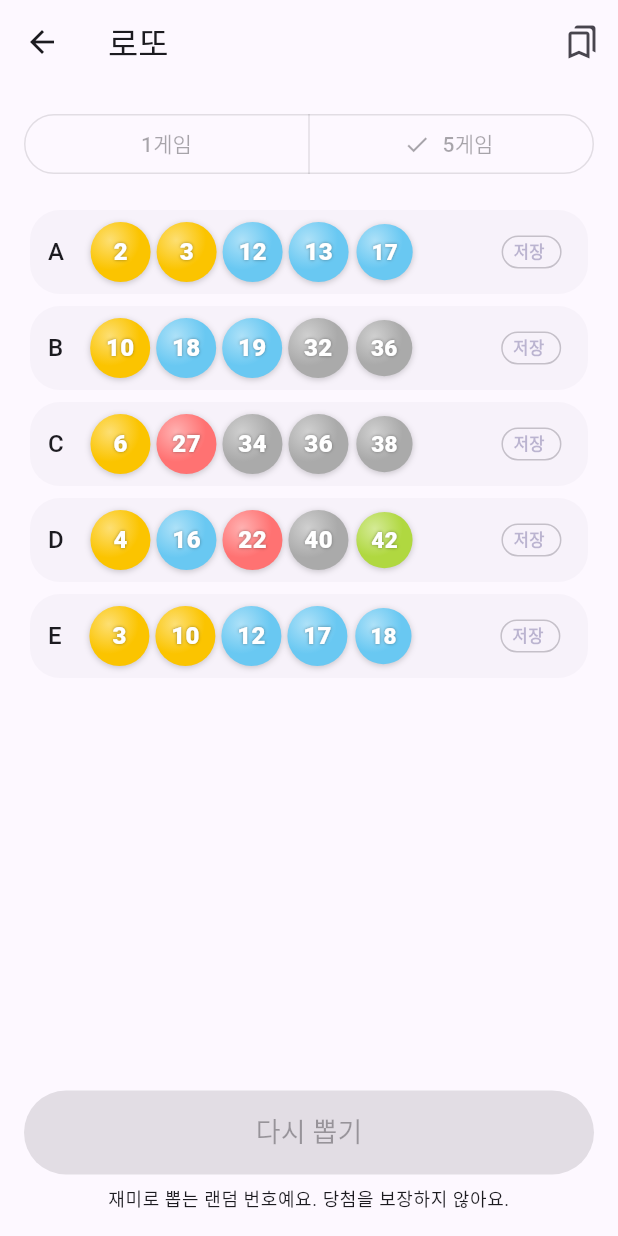
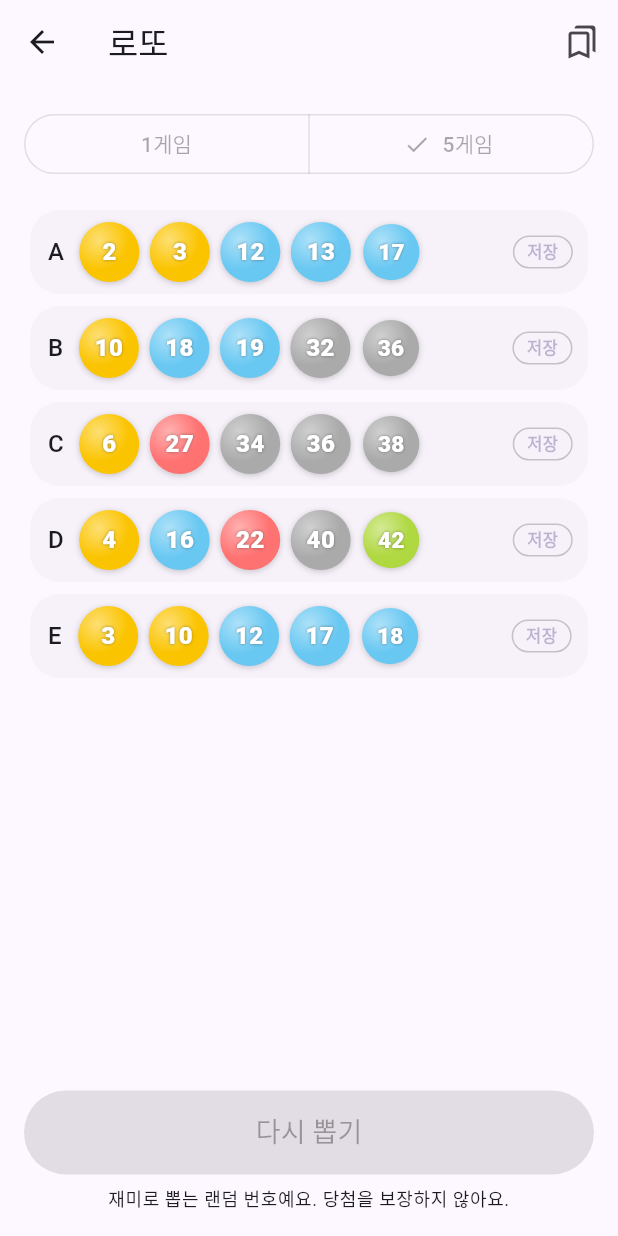
Before and after one commit to shlete/Oppop, a Flutter app: the LottoScreen screen opened directly, after a tap on "5게임", after a tap on "번호 뽑기", on a phone screen of 412 x 824 dp. Run offline on Flutter 3.47's test engine with Material 3 defaults, Android fonts, the phone set to English and light mode, and no system bars; our stand-ins replace flutter_riverpod, google_mobile_ads, shared_preferences; accounts and stored records are empty; network calls fail.

Commit message:
로또: 공 간격 7px, 저장 글씨 가운데 정렬
Co-Authored-By: Claude Opus 5.5 (1M context) <noreply@anthropic.com>
Claude-Session: https://claude.ai/code/session_01UjtEbePFwBpyU2YJRuNUmw

```diff
--- a/lib/features/lotto/lotto_screen.dart
+++ b/lib/features/lotto/lotto_screen.dart
@@ -200,7 +200,7 @@ class _GameRow extends StatelessWidget {
             Expanded(
               child: LayoutBuilder(
                 builder: (context, box) {
-                  const gap = 4.0;
+                  const gap = 7.0;
                   // 공과 저장 버튼 사이는 공 간격보다 넓게 띄운다.
                   const saveGap = 14.0;
                   const saveWidth = 40.0;
@@ -267,8 +267,9 @@ class _SaveChip extends StatelessWidget {
         customBorder: const StadiumBorder(),
         onTap: onPressed,
         child: Padding(
-          padding: const EdgeInsets.symmetric(horizontal: 8, vertical: 3),
+          padding: const EdgeInsets.symmetric(vertical: 3),
           child: Text(
+            textAlign: TextAlign.center,
             '저장',
             style: TextStyle(
               fontSize: 11,
```
